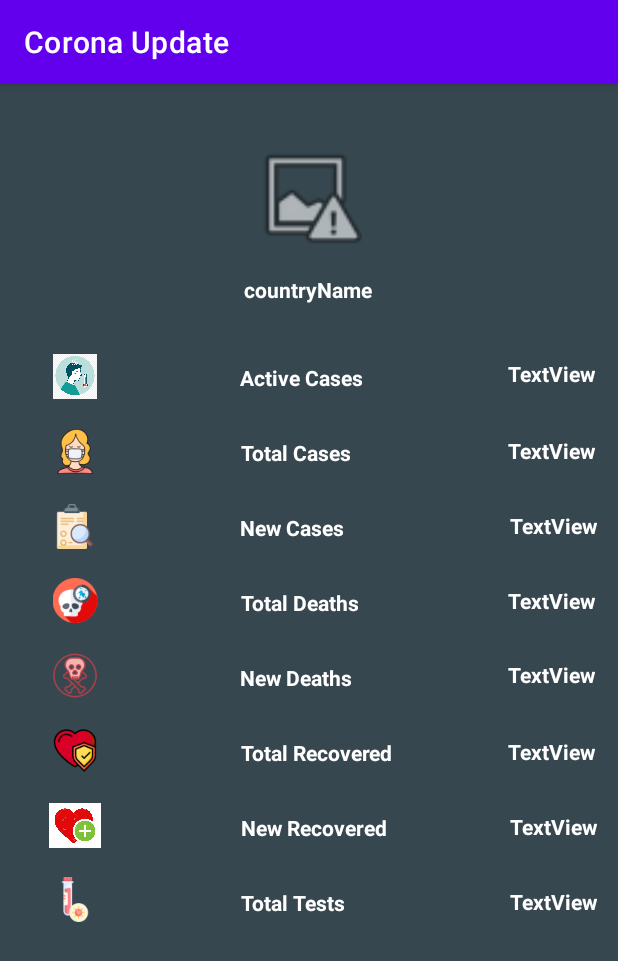
After one commit to umaarabdullah/CoronaUpdate1, an Android app: the CountryDetailActivity screen opened directly, with no data from a screen before it, on a phone screen of 412 x 824 dp. The commit adds this screen. Shown: the top 961 px of the screen. Run offline under Robolectric (Android 15) with nearby library versions, the phone set to English and light mode, and no system bars.

Commit message:
Created the Country Detail Layout and also assigned an intent from the country fragment customCOuntryAdapter class.

```diff
--- a/app/src/main/AndroidManifest.xml
+++ b/app/src/main/AndroidManifest.xml
@@ -1,7 +1,6 @@
 <?xml version="1.0" encoding="utf-8"?>
 <manifest xmlns:android="http://schemas.android.com/apk/res/android"
     package="com.example.coronaupdate1">
-
     <!-- the internet permission -->
     <uses-permission android:name="android.permission.INTERNET" />
 
@@ -12,6 +11,7 @@
         android:roundIcon="@mipmap/ic_launcher_round"
         android:supportsRtl="true"
         android:theme="@style/Theme.CoronaUpdate1">
+        <activity android:name=".CountryDetailActivity"></activity>
         <activity android:name=".MainActivity">
             <intent-filter>
                 <action android:name="android.intent.action.MAIN" />
--- a/app/src/main/java/com/example/coronaupdate1/CountryDetail.java
+++ /dev/null
@@ -1,4 +0,0 @@
-package com.example.coronaupdate1;
-
-public class CountryDetail {
-}
--- /dev/null
+++ b/app/src/main/java/com/example/coronaupdate1/CountryDetailActivity.java
@@ -0,0 +1,67 @@
+package com.example.coronaupdate1;
+
+import androidx.appcompat.app.AppCompatActivity;
+
+import android.os.Bundle;
+import android.util.Log;
+import android.widget.TextView;
+
+public class CountryDetailActivity extends AppCompatActivity {
+
+    private static final String TAG = "CountryDetailActivity";
+
+    @Override
+    protected void onCreate(Bundle savedInstanceState) {
+        super.onCreate(savedInstanceState);
+        setContentView(R.layout.activity_country_detail);
+        Log.d(TAG, "onCreate: started");
+
+        getIncomingIntent();
+    }
+
+    private void getIncomingIntent(){
+        Log.d(TAG, "getIncomingIntent: checking for incoming intent and it's corresponding data");
+        if(getIntent().hasExtra("active_cases") && getIntent().hasExtra("total_cases")
+                && getIntent().hasExtra("new_cases") && getIntent().hasExtra("total_deaths")
+                && getIntent().hasExtra("new_deaths") && getIntent().hasExtra("total_recovered")
+                && getIntent().hasExtra("new_recovered") && getIntent().hasExtra("total_tests")){
+            Log.d(TAG, "getIncomingIntent: found intent extras");
+
+            String activeCases = getIntent().getStringExtra("active_cases");
+            String totalCases = getIntent().getStringExtra("total_cases");
+            String newCases = getIntent().getStringExtra("new_cases");
+            String totalDeaths = getIntent().getStringExtra("total_deaths");
+            String newDeaths = getIntent().getStringExtra("new_deaths");
+            String totalRecovered = getIntent().getStringExtra("total_recovered");
+            String newRecovered = getIntent().getStringExtra("new_recovered");
+            String totalTests = getIntent().getStringExtra("total_tests");
+
+            setData(activeCases,totalCases,newCases,totalDeaths,newDeaths,totalRecovered,newRecovered,totalTests);
+        }
+    }
+
+    private void setData(String activeCases, String totalCases, String newCases, String totalDeaths,
+                         String newDeaths, String totalRecovered, String newRecovered, String totalTests){
+
+        TextView casesActiveView = findViewById(R.id.c_active_cases_num);
+        TextView casesTotalView = findViewById(R.id.c_total_cases_num);
+        TextView casesNewView = findViewById(R.id.c_new_cases_num);
+        TextView deathsTotalView = findViewById(R.id.c_total_deaths_num);
+        TextView deathsNewView = findViewById(R.id.c_new_deaths_num);
+        TextView recoveredTotalView = findViewById(R.id.c_total_recovered_num);
+        TextView recoveredNewView = findViewById(R.id.c_new_recovered_num);
+        TextView testsTotalView = findViewById(R.id.c_total_tests_num);
+
+        casesActiveView.setText(activeCases);
+        casesTotalView.setText(totalCases);
+        casesNewView.setText(newCases);
+        deathsTotalView.setText(totalDeaths);
+        deathsNewView.setText(newDeaths);
+        recoveredTotalView.setText(totalRecovered);
+        recoveredNewView.setText(newRecovered);
+        testsTotalView.setText(totalTests);
+
+        Log.d(TAG, "setData: data assigned to textViews");
+    }
+
+}
--- a/app/src/main/java/com/example/coronaupdate1/CustomCountryAdapter.java
+++ b/app/src/main/java/com/example/coronaupdate1/CustomCountryAdapter.java
@@ -1,6 +1,7 @@
 package com.example.coronaupdate1;
 
 import android.content.Context;
+import android.content.Intent;
 import android.util.Log;
 import android.view.LayoutInflater;
 import android.view.View;
@@ -21,13 +22,14 @@ import java.util.List;
 
 public class CustomCountryAdapter extends RecyclerView.Adapter<CustomCountryAdapter.MyViewHolder> {
 
+    private static final String TAG = "CustomAdapter";
     private final Context context;
     private final List<CountryData> countryDataList;
 
     public CustomCountryAdapter(Context context, List<CountryData> countryDataList){
         this.countryDataList = countryDataList;
         this.context = context;
-        Log.d("customAdapterActivity", "inside customCountryAdapter constructor");
+        Log.d(TAG, "inside customCountryAdapter constructor");
     }
 
 
@@ -38,11 +40,11 @@ public class CustomCountryAdapter extends RecyclerView.Adapter<CustomCountryAdap
         // inflate the item Layout xml
         View view = LayoutInflater.from(context).inflate(R.layout.country_item_row_layout,
                 parent, false);
-        Log.d("customAdapterActivity", "inside on_createViewHolder after assigning layoutInflater to view");
+        Log.d(TAG, "inside on_createViewHolder after assigning layoutInflater to view");
         // set the view's size, margins, paddings and layout parameters
-        Log.d("customAdapterActivity", "inside on_createViewHolder before calling MyviewHolder constructor");
+        Log.d(TAG, "inside on_createViewHolder before calling MyviewHolder constructor");
         MyViewHolder myViewHolder = new MyViewHolder(view); // pass the view to View Holder
-        Log.d("customAdapterActivity", "inside on_createViewHolder after calling MyviewHolder constructor");
+        Log.d(TAG, "inside on_createViewHolder after calling MyviewHolder constructor");
         return myViewHolder;
     }
 
@@ -54,27 +56,40 @@ public class CustomCountryAdapter extends RecyclerView.Adapter<CustomCountryAdap
         Picasso.with(context).load(countryDataList.get(position).getCountryInfo().getFlag()).into(holder.countryFlagImage);
         holder.dailyNewCases.setText("+" + Integer.toString(countryDataList.get(position).getNewCases()));
         holder.dailyNewDeaths.setText("+" + Integer.toString(countryDataList.get(position).getNewDeaths()));
-        Log.d("customAdapterActivity", "inside onBindViewHolder after setting data");
+        Log.d(TAG, "inside onBindViewHolder after setting data");
         // implement setOnClickListener event on item view.
         holder.itemView.setOnClickListener(new View.OnClickListener() {
             @Override
             public void onClick(View v) {
-                Log.d("Clicked", ""+ countryDataList.get(position).getCountryName() );
+                Log.d(TAG, ""+ countryDataList.get(position).getCountryName() );
 
                 // display a toast with person name on item click
                 Toast.makeText(context, countryDataList.get(position).getCountryName(), Toast.LENGTH_SHORT).show();
+
+                Intent intent = new Intent(context, CountryDetailActivity.class);
+                intent.putExtra("active_cases", Integer.toString(countryDataList.get(position).getActiveCases()));
+                intent.putExtra("total_cases", Integer.toString(countryDataList.get(position).getTotalCases()));
+                intent.putExtra("new_cases", Integer.toString(countryDataList.get(position).getNewCases()));
+                intent.putExtra("total_deaths", Integer.toString(countryDataList.get(position).getTotalDeaths()));
+                intent.putExtra("new_deaths", Integer.toString(countryDataList.get(position).getNewDeaths()));
+                intent.putExtra("total_recovered", Integer.toString(countryDataList.get(position).getTotalRecovered()));
+                intent.putExtra("new_recovered", Integer.toString(countryDataList.get(position).getNewRecovered()));
+                intent.putExtra("total_tests", Integer.toString(countryDataList.get(position).getTotalTests()));
+                Log.d(TAG, "onClick: before startActivity");
+                context.startActivity(intent);
+                Log.d(TAG, "onClick: after Start Activity");
             }
         });
     }
 
     @Override
     public int getItemCount() {
-        Log.d("customAdapterActivity", "inside getItemCount");
+        Log.d(TAG, "inside getItemCount");
         if(countryDataList == null) {
             Log.d("getItemCount: NullCheck", "NULL List");
             return 0;
         }
-        Log.d("getItemCount:EmptyCheck", " " + countryDataList.isEmpty());
+        Log.d(TAG, " " + countryDataList.isEmpty());
         return countryDataList.size();
     }
 
--- a/app/src/main/java/com/example/coronaupdate1/MainActivity.java
+++ b/app/src/main/java/com/example/coronaupdate1/MainActivity.java
@@ -123,7 +123,9 @@ public class MainActivity extends AppCompatActivity
 
             case R.id.navigation_country:
                 Log.d("activityMain", "country nav button clicked ");
-                fragment = new CountryFragment(getApplicationContext(), countryDataList);
+                // using getApplicationContext() caused error when creating the detail screen
+                // but MainActivity.this fixed it
+                fragment = new CountryFragment(MainActivity.this, countryDataList);
                 Log.d("activityMain", "after using the countryFragment constructor ");
                 break;
 
--- /dev/null
+++ b/app/src/main/res/layout/activity_country_detail.xml
@@ -0,0 +1,345 @@
+<?xml version="1.0" encoding="utf-8"?>
+<androidx.constraintlayout.widget.ConstraintLayout xmlns:android="http://schemas.android.com/apk/res/android"
+    xmlns:app="http://schemas.android.com/apk/res-auto"
+    xmlns:tools="http://schemas.android.com/tools"
+    android:layout_width="match_parent"
+    android:layout_height="match_parent"
+    android:background="@color/colorPrimary"
+    tools:context=".CountryDetailActivity">
+
+    <ImageView
+        android:id="@+id/flag_image"
+        android:layout_width="120dp"
+        android:layout_height="80dp"
+        android:layout_marginStart="146dp"
+        android:layout_marginTop="36dp"
+        android:layout_marginEnd="146dp"
+        android:layout_marginBottom="11dp"
+        app:layout_constraintBottom_toTopOf="@+id/name_country"
+        app:layout_constraintEnd_toEndOf="parent"
+        app:layout_constraintStart_toStartOf="parent"
+        app:layout_constraintTop_toTopOf="parent"
+        app:srcCompat="@android:drawable/ic_menu_report_image" />
+
+    <ImageView
+        android:id="@+id/imageView2"
+        android:layout_width="40dp"
+        android:layout_height="30dp"
+        android:layout_marginStart="30dp"
+        android:layout_marginTop="180dp"
+        android:src="@drawable/active_cases"
+        app:layout_constraintStart_toStartOf="parent"
+        app:layout_constraintTop_toTopOf="parent" />
+
+    <ImageView
+        android:id="@+id/imageView9"
+        android:layout_width="40dp"
+        android:layout_height="30dp"
+        android:layout_marginStart="30dp"
+        android:layout_marginTop="20dp"
+        android:src="@drawable/total_cases"
+        app:layout_constraintStart_toStartOf="parent"
+        app:layout_constraintTop_toBottomOf="@+id/imageView2" />
+
+    <ImageView
+        android:id="@+id/imageView10"
+        android:layout_width="40dp"
+        android:layout_height="30dp"
+        android:layout_marginStart="30dp"
+        android:layout_marginTop="20dp"
+        android:src="@drawable/daily_new_cases"
+        app:layout_constraintStart_toStartOf="parent"
+        app:layout_constraintTop_toBottomOf="@+id/imageView9" />
+
+    <ImageView
+        android:id="@+id/imageView11"
+        android:layout_width="40dp"
+        android:layout_height="30dp"
+        android:layout_marginStart="30dp"
+        android:layout_marginTop="19dp"
+        android:src="@drawable/total_death"
+        app:layout_constraintStart_toStartOf="parent"
+        app:layout_constraintTop_toBottomOf="@+id/imageView10" />
+
+    <ImageView
+        android:id="@+id/imageView12"
+        android:layout_width="40dp"
+        android:layout_height="30dp"
+        android:layout_marginStart="30dp"
+        android:layout_marginTop="20dp"
+        android:src="@drawable/today_deaths"
+        app:layout_constraintStart_toStartOf="parent"
+        app:layout_constraintTop_toBottomOf="@+id/imageView11" />
+
+    <ImageView
+        android:id="@+id/imageView13"
+        android:layout_width="40dp"
+        android:layout_height="30dp"
+        android:layout_marginStart="30dp"
+        android:layout_marginTop="20dp"
+        android:src="@drawable/total_recovered"
+        app:layout_constraintStart_toStartOf="parent"
+        app:layout_constraintTop_toBottomOf="@+id/imageView12" />
+
+    <ImageView
+        android:id="@+id/imageView14"
+        android:layout_width="40dp"
+        android:layout_height="30dp"
+        android:layout_marginStart="30dp"
+        android:layout_marginTop="20dp"
+        android:src="@drawable/daily_recovered"
+        app:layout_constraintStart_toStartOf="parent"
+        app:layout_constraintTop_toBottomOf="@+id/imageView13" />
+
+    <ImageView
+        android:id="@+id/imageView15"
+        android:layout_width="40dp"
+        android:layout_height="30dp"
+        android:layout_marginStart="30dp"
+        android:layout_marginTop="19dp"
+        android:src="@drawable/total_tests"
+        app:layout_constraintStart_toStartOf="parent"
+        app:layout_constraintTop_toBottomOf="@+id/imageView14" />
+
+    <TextView
+        android:id="@+id/name_country"
+        android:layout_width="wrap_content"
+        android:layout_height="wrap_content"
+        android:layout_marginStart="162dp"
+        android:layout_marginEnd="163dp"
+        android:layout_marginBottom="34dp"
+        android:text="countryName"
+        android:textAlignment="center"
+        android:textColor="@color/white"
+        android:textStyle="bold"
+        app:layout_constraintBottom_toTopOf="@+id/cases_active"
+        app:layout_constraintEnd_toEndOf="parent"
+        app:layout_constraintStart_toStartOf="parent" />
+
+    <TextView
+        android:id="@+id/cases_active"
+        android:layout_width="wrap_content"
+        android:layout_height="30dp"
+        android:layout_marginStart="90dp"
+        android:layout_marginTop="34dp"
+        android:gravity="center"
+        android:text="@string/active_cases_title"
+        android:textAlignment="center"
+        android:textColor="@color/white"
+        android:textStyle="bold"
+        app:layout_constraintStart_toEndOf="@+id/imageView2"
+        app:layout_constraintTop_toBottomOf="@+id/name_country" />
+
+    <TextView
+        android:id="@+id/cases_total"
+        android:layout_width="wrap_content"
+        android:layout_height="30dp"
+        android:layout_marginStart="90dp"
+        android:layout_marginTop="20dp"
+        android:gravity="center"
+        android:text="@string/total_cases_title"
+        android:textAlignment="center"
+        android:textColor="@color/white"
+        android:textStyle="bold"
+        app:layout_constraintStart_toEndOf="@+id/imageView9"
+        app:layout_constraintTop_toBottomOf="@+id/cases_active" />
+
+    <TextView
+        android:id="@+id/cases_new"
+        android:layout_width="wrap_content"
+        android:layout_height="30dp"
+        android:layout_marginStart="90dp"
+        android:layout_marginTop="20dp"
+        android:gravity="center"
+        android:text="@string/new_cases_title"
+        android:textAlignment="center"
+        android:textColor="@color/white"
+        android:textStyle="bold"
+        app:layout_constraintStart_toEndOf="@+id/imageView10"
+        app:layout_constraintTop_toBottomOf="@+id/cases_total" />
+
+    <TextView
+        android:id="@+id/deaths_total"
+        android:layout_width="wrap_content"
+        android:layout_height="30dp"
+        android:layout_marginStart="90dp"
+        android:layout_marginTop="20dp"
+        android:gravity="center"
+        android:text="@string/total_deaths_title"
+        android:textAlignment="center"
+        android:textColor="@color/white"
+        android:textStyle="bold"
+        app:layout_constraintStart_toEndOf="@+id/imageView11"
+        app:layout_constraintTop_toBottomOf="@+id/cases_new" />
+
+    <TextView
+        android:id="@+id/deaths_new"
+        android:layout_width="wrap_content"
+        android:layout_height="30dp"
+        android:layout_marginStart="90dp"
+        android:layout_marginTop="20dp"
+        android:gravity="center"
+        android:text="@string/new_deaths_title"
+        android:textAlignment="center"
+        android:textColor="@color/white"
+        android:textStyle="bold"
+        app:layout_constraintStart_toEndOf="@+id/imageView12"
+        app:layout_constraintTop_toBottomOf="@+id/deaths_total" />
+
+    <TextView
+        android:id="@+id/recovered_total"
+        android:layout_width="wrap_content"
+        android:layout_height="30dp"
+        android:layout_marginStart="90dp"
+        android:layout_marginTop="20dp"
+        android:gravity="center"
+        android:text="@string/total_recovered_title"
+        android:textAlignment="center"
+        android:textColor="@color/white"
+        android:textStyle="bold"
+        app:layout_constraintStart_toEndOf="@+id/imageView13"
+        app:layout_constraintTop_toBottomOf="@+id/deaths_new" />
+
+    <TextView
+        android:id="@+id/recovered_new"
+        android:layout_width="wrap_content"
+        android:layout_height="30dp"
+        android:layout_marginStart="90dp"
+        android:layout_marginTop="20dp"
+        android:gravity="center"
+        android:text="@string/new_recovered_title"
+        android:textAlignment="center"
+        android:textColor="@color/white"
+        android:textStyle="bold"
+        app:layout_constraintStart_toEndOf="@+id/imageView14"
+        app:layout_constraintTop_toBottomOf="@+id/recovered_total" />
+
+    <TextView
+        android:id="@+id/tests_total"
+        android:layout_width="wrap_content"
+        android:layout_height="30dp"
+        android:layout_marginStart="90dp"
+        android:layout_marginTop="20dp"
+        android:gravity="center"
+        android:text="@string/total_tests_title"
+        android:textAlignment="center"
+        android:textColor="@color/white"
+        android:textStyle="bold"
+        app:layout_constraintStart_toEndOf="@+id/imageView15"
+        app:layout_constraintTop_toBottomOf="@+id/recovered_new" />
+
+    <TextView
+        android:id="@+id/c_active_cases_num"
+        android:layout_width="wrap_content"
+        android:layout_height="30dp"
+        android:layout_marginTop="178dp"
+        android:layout_marginEnd="15dp"
+        android:layout_marginBottom="21dp"
+        android:gravity="center"
+        android:text="TextView"
+        android:textAlignment="center"
+        android:textColor="@color/white"
+        android:textStyle="bold"
+        app:layout_constraintBottom_toTopOf="@+id/c_total_cases_num"
+        app:layout_constraintEnd_toEndOf="parent"
+        app:layout_constraintTop_toTopOf="parent" />
+
+    <TextView
+        android:id="@+id/c_total_cases_num"
+        android:layout_width="wrap_content"
+        android:layout_height="30dp"
+        android:layout_marginTop="21dp"
+        android:layout_marginEnd="15dp"
+        android:gravity="center"
+        android:text="TextView"
+        android:textAlignment="center"
+        android:textColor="@color/white"
+        android:textStyle="bold"
+        app:layout_constraintEnd_toEndOf="parent"
+        app:layout_constraintTop_toBottomOf="@+id/c_active_cases_num" />
+
+    <TextView
+        android:id="@+id/c_new_cases_num"
+        android:layout_width="wrap_content"
+        android:layout_height="30dp"
+        android:layout_marginTop="20dp"
+        android:layout_marginEnd="14dp"
+        android:gravity="center"
+        android:text="TextView"
+        android:textAlignment="center"
+        android:textColor="@color/white"
+        android:textStyle="bold"
+        app:layout_constraintEnd_toEndOf="parent"
+        app:layout_constraintTop_toBottomOf="@+id/c_total_cases_num" />
+
+    <TextView
+        android:id="@+id/c_total_deaths_num"
+        android:layout_width="wrap_content"
+        android:layout_height="30dp"
+        android:layout_marginTop="20dp"
+        android:layout_marginEnd="15dp"
+        android:gravity="center"
+        android:text="TextView"
+        android:textAlignment="center"
+        android:textColor="@color/white"
+        android:textStyle="bold"
+        app:layout_constraintEnd_toEndOf="parent"
+        app:layout_constraintTop_toBottomOf="@+id/c_new_cases_num" />
+
+    <TextView
+        android:id="@+id/c_new_deaths_num"
+        android:layout_width="wrap_content"
+        android:layout_height="30dp"
+        android:layout_marginTop="19dp"
+        android:layout_marginEnd="15dp"
+        android:gravity="center"
+        android:text="TextView"
+        android:textAlignment="center"
+        android:textColor="@color/white"
+        android:textStyle="bold"
+        app:layout_constraintEnd_toEndOf="parent"
+        app:layout_constraintTop_toBottomOf="@+id/c_total_deaths_num" />
+
+    <TextView
+        android:id="@+id/c_total_recovered_num"
+        android:layout_width="wrap_content"
+        android:layout_height="30dp"
+        android:layout_marginTop="21dp"
+        android:layout_marginEnd="15dp"
+        android:gravity="center"
+        android:text="TextView"
+        android:textAlignment="center"
+        android:textColor="@color/white"
+        android:textStyle="bold"
+        app:layout_constraintEnd_toEndOf="parent"
+        app:layout_constraintTop_toBottomOf="@+id/c_new_deaths_num" />
+
+    <TextView
+        android:id="@+id/c_new_recovered_num"
+        android:layout_width="wrap_content"
+        android:layout_height="30dp"
+        android:layout_marginTop="20dp"
+        android:layout_marginEnd="14dp"
+        android:gravity="center"
+        android:text="TextView"
+        android:textAlignment="center"
+        android:textColor="@color/white"
+        android:textStyle="bold"
+        app:layout_constraintEnd_toEndOf="parent"
+        app:layout_constraintTop_toBottomOf="@+id/c_total_recovered_num" />
+
+    <TextView
+        android:id="@+id/c_total_tests_num"
+        android:layout_width="wrap_content"
+        android:layout_height="30dp"
+        android:layout_marginTop="20dp"
+        android:layout_marginEnd="14dp"
+        android:gravity="center"
+        android:text="TextView"
+        android:textAlignment="center"
+        android:textColor="@color/white"
+        android:textStyle="bold"
+        app:layout_constraintEnd_toEndOf="parent"
+        app:layout_constraintTop_toBottomOf="@+id/c_new_recovered_num" />
+
+</androidx.constraintlayout.widget.ConstraintLayout>
--- a/app/src/main/res/values/strings.xml
+++ b/app/src/main/res/values/strings.xml
@@ -6,4 +6,15 @@
     <string name="tile_about">About</string>
     <string name="country_name_title">Country Name</string>
     <string name="daily_title">Daily New Cases/Deaths</string>
+
+    <!-- Conntry Detail Screen TextView Names-->
+    <string name="active_cases_title">Active Cases</string>
+    <string name="total_cases_title">Total Cases</string>
+    <string name="new_cases_title">New Cases</string>
+    <string name="total_deaths_title">Total Deaths</string>
+    <string name="new_deaths_title">New Deaths</string>
+    <string name="total_recovered_title">Total Recovered</string>
+    <string name="new_recovered_title">New Recovered</string>
+    <string name="total_tests_title">Total Tests</string>
+
 </resources>
```
